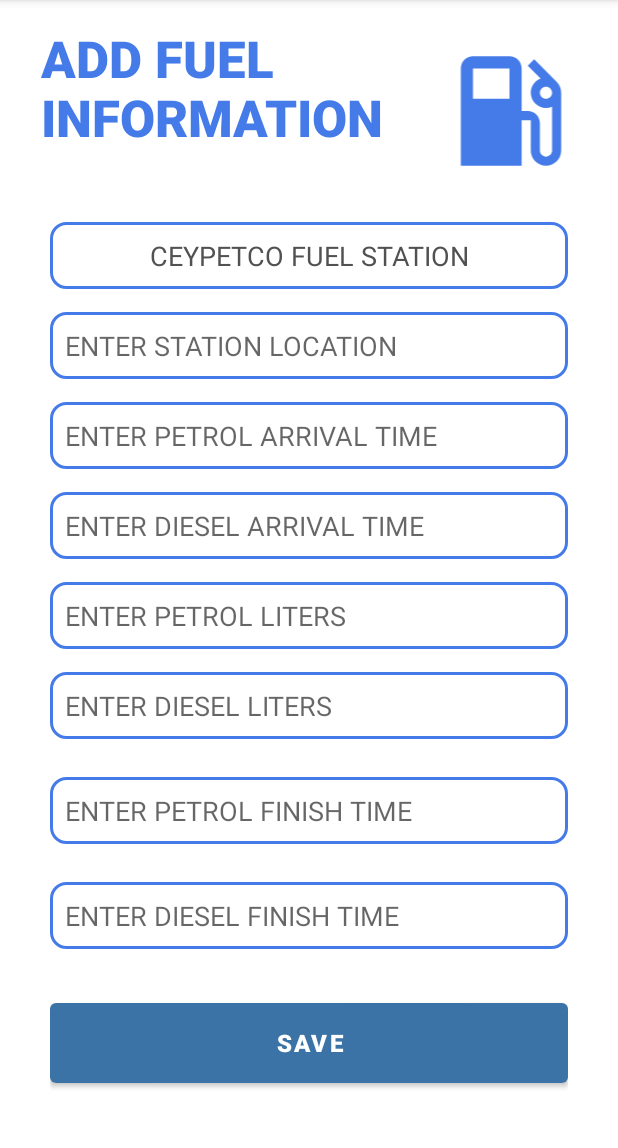
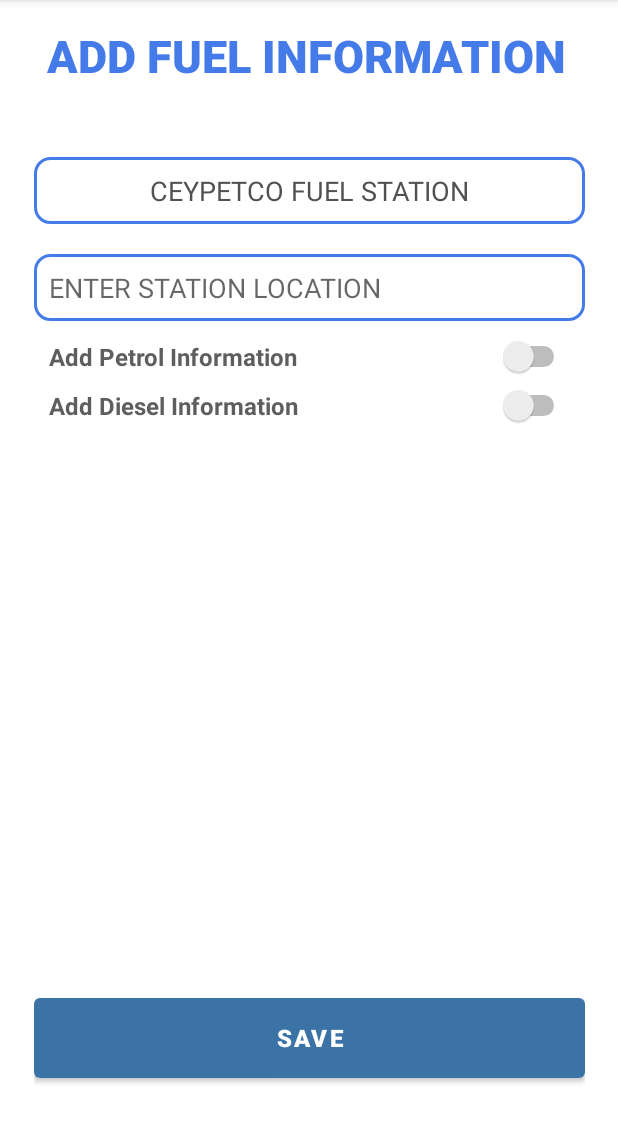
Before and after one commit to ShehaniWageesha/Fuel-Queue-Management-System, an Android app: the AddStation screen opened directly, with no data from a screen before it, on a phone screen of 412 x 824 dp, the part 84-1232 px from its top. Run offline under Robolectric (Android 15) with nearby library versions, the phone set to English and light mode, and no system bars.

```diff
--- a/fuelqtrack/app/src/main/java/com/example/fuelqtrack/Adapter/FuelAdapter.java
+++ b/fuelqtrack/app/src/main/java/com/example/fuelqtrack/Adapter/FuelAdapter.java
@@ -43,8 +43,10 @@ public class FuelAdapter extends RecyclerView.Adapter<FuelAdapter.fuelAdapterVH>
         StationModel stationModel= stationCAt.get(position);
 
         String fuelStationName = stationModel.getStationName();
+        String fuelStationLocation = stationModel.getStationLocation();
 
         holder.fuelStationName.setText(fuelStationName);
+        holder.fuelStationLocation.setText(fuelStationLocation);
         holder.view.setOnClickListener(new View.OnClickListener() {
             @Override
             public void onClick(View view) {
@@ -71,12 +73,13 @@ public class FuelAdapter extends RecyclerView.Adapter<FuelAdapter.fuelAdapterVH>
     }
 
     public class fuelAdapterVH extends RecyclerView.ViewHolder {
-        TextView fuelStationName;
+        TextView fuelStationName, fuelStationLocation;
         Button view;
         public fuelAdapterVH(@NonNull View itemView) {
             super(itemView);
 
             fuelStationName = itemView.findViewById(R.id.textView9);
+            fuelStationLocation = itemView.findViewById(R.id.textView36);
             view = itemView.findViewById(R.id.view);
         }
     }
--- a/fuelqtrack/app/src/main/java/com/example/fuelqtrack/Adapter/OwnerAdapter.java
+++ b/fuelqtrack/app/src/main/java/com/example/fuelqtrack/Adapter/OwnerAdapter.java
@@ -44,8 +44,11 @@ public class OwnerAdapter extends RecyclerView.Adapter<OwnerAdapter.ownerAdapter
         StationModel stationModel= stationCAt.get(position);
 
         String fuelStationName = stationModel.getStationName();
+        String stationAddress = stationModel.getStationLocation();
 
         holder.fuelStationName.setText(fuelStationName);
+        holder.stationAddress.setText(stationAddress);
+
         holder.view.setOnClickListener(new View.OnClickListener() {
             @Override
             public void onClick(View view) {
@@ -77,7 +80,7 @@ public class OwnerAdapter extends RecyclerView.Adapter<OwnerAdapter.ownerAdapter
         public ownerAdapter(@NonNull View itemView) {
             super(itemView);
             fuelStationName = itemView.findViewById(R.id.textView9);
-            stationAddress = itemView.findViewById(R.id.textView3);
+            stationAddress = itemView.findViewById(R.id.textView36);
             view = itemView.findViewById(R.id.view);
         }
     }
--- a/fuelqtrack/app/src/main/java/com/example/fuelqtrack/AddStation.java
+++ b/fuelqtrack/app/src/main/java/com/example/fuelqtrack/AddStation.java
@@ -24,6 +24,7 @@ public class AddStation extends AppCompatActivity {
 
     EditText stationName, address, petrolarival, dieselarrival, petrolLiters, dieselLiters, pfinishTime, dfinishTime;
     Button save;
+    Switch pSwitch, dSwitch;
 
     @Override
     protected void onCreate(Bundle savedInstanceState) {
@@ -39,11 +40,12 @@ public class AddStation extends AppCompatActivity {
         pfinishTime = findViewById(R.id.ftimeP);
         dfinishTime = findViewById(R.id.ftimeD);
         save = findViewById(R.id.button6);
+        pSwitch = findViewById(R.id.switch1);
+        dSwitch = findViewById(R.id.switch2);
 
         save.setOnClickListener(new View.OnClickListener() {
             @Override
             public void onClick(View view) {
-
 
                 StationModel stationModel = new StationModel();
 
@@ -89,5 +91,32 @@ public class AddStation extends AppCompatActivity {
             }
         });
 
+        pSwitch.setOnCheckedChangeListener(new CompoundButton.OnCheckedChangeListener() {
+            public void onCheckedChanged(CompoundButton buttonView, boolean isChecked) {
+                if (isChecked) {
+                    petrolarival.setVisibility(View.VISIBLE);
+                    petrolLiters.setVisibility(View.VISIBLE);
+                    pfinishTime.setVisibility(View.VISIBLE);
+                } else {
+                    petrolarival.setVisibility(View.GONE);
+                    petrolLiters.setVisibility(View.GONE);
+                    pfinishTime.setVisibility(View.GONE);
+                }
+            }
+        });
+
+        dSwitch.setOnCheckedChangeListener(new CompoundButton.OnCheckedChangeListener() {
+            public void onCheckedChanged(CompoundButton buttonView, boolean isChecked) {
+                if (isChecked) {
+                    dieselarrival.setVisibility(View.VISIBLE);
+                    dieselLiters.setVisibility(View.VISIBLE);
+                    dfinishTime.setVisibility(View.VISIBLE);
+                } else {
+                    dieselarrival.setVisibility(View.GONE);
+                    dieselLiters.setVisibility(View.GONE);
+                    dfinishTime.setVisibility(View.GONE);
+                }
+            }
+        });
     }
 }
--- a/fuelqtrack/app/src/main/java/com/example/fuelqtrack/ServiceRegisterActivity.java
+++ b/fuelqtrack/app/src/main/java/com/example/fuelqtrack/ServiceRegisterActivity.java
@@ -65,7 +65,7 @@ public class ServiceRegisterActivity extends AppCompatActivity {
                         OwnerModel temp = ownerDB.checkUsername(username.getText().toString());
                         if (temp == null) {
                             if (ownerDB.create(ownerModel)) {
-                                Intent i = new Intent(ServiceRegisterActivity.this, AddStation.class);
+                                Intent i = new Intent(ServiceRegisterActivity.this, ServiceLoginActivity.class);
                                 startActivity(i);
                                 Toast.makeText(ServiceRegisterActivity.this, "Successfully Registered.", Toast.LENGTH_SHORT).show();
                             } else {
--- a/fuelqtrack/app/src/main/java/com/example/fuelqtrack/UpdateStation.java
+++ b/fuelqtrack/app/src/main/java/com/example/fuelqtrack/UpdateStation.java
@@ -20,7 +20,6 @@ import retrofit2.Callback;
 import retrofit2.Response;
 
 public class UpdateStation extends AppCompatActivity {
-
     EditText stationName, address, petrolarival, dieselarrival, petrolLiters, dieselLiters, pfinishTime, dfinishTime;
     Button btnUpdate;
     @Override
@@ -37,6 +36,8 @@ public class UpdateStation extends AppCompatActivity {
         pfinishTime = findViewById(R.id.pf);
         dfinishTime = findViewById(R.id.df);
         btnUpdate = findViewById(R.id.button6u);
+
+        String Q = getIntent().getStringExtra("qLength");
 
         String stname = getIntent().getStringExtra("stationName");
         String id = getIntent().getStringExtra("_id");
--- a/fuelqtrack/app/src/main/res/layout/activity_add_station.xml
+++ b/fuelqtrack/app/src/main/res/layout/activity_add_station.xml
@@ -8,23 +8,22 @@
 
     <TextView
         android:id="@+id/textView23"
-        android:layout_width="240dp"
-        android:layout_height="110dp"
+        android:layout_width="349dp"
+        android:layout_height="50dp"
         android:text="ADD FUEL INFORMATION "
         android:textColor="#457BE8"
-        android:textSize="34sp"
+        android:textSize="30sp"
         app:fontFamily="sans-serif-black"
         app:layout_constraintBottom_toBottomOf="parent"
         app:layout_constraintEnd_toEndOf="parent"
-        app:layout_constraintHorizontal_bias="0.157"
         app:layout_constraintStart_toStartOf="parent"
         app:layout_constraintTop_toTopOf="parent"
-        app:layout_constraintVertical_bias="0.024" />
+        app:layout_constraintVertical_bias="0.023" />
 
     <LinearLayout
         android:id="@+id/linearLayout4"
-        android:layout_width="345dp"
-        android:layout_height="598dp"
+        android:layout_width="367dp"
+        android:layout_height="645dp"
         android:orientation="vertical"
         app:layout_constraintBottom_toBottomOf="parent"
         app:layout_constraintEnd_toEndOf="parent"
@@ -35,7 +34,8 @@
             android:id="@+id/editTextTextPersonName6"
             android:layout_width="match_parent"
             android:layout_height="wrap_content"
-            android:layout_marginBottom="15dp"
+            android:layout_marginTop="10dp"
+            android:layout_marginBottom="10dp"
             android:background="@drawable/et_round"
             android:ems="10"
             android:enabled="false"
@@ -44,108 +44,136 @@
             android:padding="10dp"
             android:text="CEYPETCO FUEL STATION"
             android:textAlignment="center"
-            android:textColor="#515151" />
+            android:textColor="#515151"
+            android:textStyle="normal" />
 
         <EditText
             android:id="@+id/editTextTextPersonName8"
             android:layout_width="match_parent"
             android:layout_height="wrap_content"
-            android:layout_marginBottom="15dp"
+            android:layout_marginTop="10dp"
+            android:layout_marginBottom="10dp"
             android:background="@drawable/et_round"
+
             android:ems="10"
-
             android:hint="ENTER STATION LOCATION"
             android:inputType="textPersonName"
             android:padding="10dp" />
 
 
+        <Switch
+            android:id="@+id/switch1"
+            android:layout_width="match_parent"
+            android:layout_height="wrap_content"
+            android:layout_marginLeft="10dp"
+            android:layout_marginRight="10dp"
+            android:layout_marginBottom="5dp"
+            android:text="Add Petrol Information"
+            android:textColor="#5E5E5E"
+            android:textColorLink="#457BE8"
+            android:textSize="16sp"
+            android:textStyle="bold" />
+
+        <Switch
+            android:id="@+id/switch2"
+            android:layout_width="match_parent"
+            android:layout_height="wrap_content"
+            android:layout_marginLeft="10dp"
+            android:layout_marginRight="10dp"
+            android:layout_marginBottom="5dp"
+            android:text="Add Diesel Information"
+            android:textColor="#5E5E5E"
+            android:textColorLink="#457BE8"
+            android:textSize="16sp"
+            android:textStyle="bold" />
+
         <EditText
             android:id="@+id/editTextTextPersonName11"
             android:layout_width="match_parent"
-            android:layout_height="wrap_content"
-            android:layout_marginBottom="15dp"
+            android:layout_height="40dp"
+            android:layout_marginTop="10dp"
+            android:layout_marginBottom="10dp"
             android:background="@drawable/et_round"
             android:ems="10"
             android:hint="ENTER PETROL ARRIVAL TIME"
             android:inputType="textPersonName"
-            android:padding="10dp" />
+            android:padding="10dp"
+            android:visibility="invisible" />
+
+        <EditText
+            android:id="@+id/editTextTextPersonName13"
+            android:layout_width="match_parent"
+            android:layout_height="40dp"
+            android:layout_marginTop="10dp"
+            android:layout_marginBottom="10dp"
+            android:background="@drawable/et_round"
+            android:ems="10"
+            android:hint="ENTER PETROL LITERS"
+            android:inputType="number"
+            android:padding="10dp"
+            android:visibility="invisible" />
+
+        <EditText
+            android:id="@+id/ftimeP"
+            android:layout_width="match_parent"
+            android:layout_height="40dp"
+            android:layout_marginTop="10dp"
+            android:layout_marginBottom="10dp"
+            android:background="@drawable/et_round"
+            android:ems="10"
+            android:hint="ENTER PETROL FINISH TIME"
+            android:inputType="textPersonName"
+            android:padding="10dp"
+            android:visibility="invisible" />
 
         <EditText
             android:id="@+id/editTextTextPersonName12"
             android:layout_width="match_parent"
-            android:layout_height="wrap_content"
-            android:layout_marginBottom="15dp"
+            android:layout_height="40dp"
+            android:layout_marginTop="10dp"
+            android:layout_marginBottom="10dp"
             android:background="@drawable/et_round"
             android:ems="10"
             android:hint="ENTER DIESEL ARRIVAL TIME"
             android:inputType="textPersonName"
-
-            android:padding="10dp" />
-
-        <EditText
-            android:id="@+id/editTextTextPersonName13"
-            android:layout_width="match_parent"
-            android:layout_height="wrap_content"
-
-            android:layout_marginBottom="15dp"
-            android:background="@drawable/et_round"
-            android:ems="10"
-            android:hint="ENTER PETROL LITERS"
-            android:inputType="number"
-            android:padding="10dp" />
+            android:padding="10dp"
+            android:visibility="invisible" />
 
         <EditText
             android:id="@+id/editTextTextPersonName14"
             android:layout_width="match_parent"
-            android:layout_height="wrap_content"
-            android:layout_marginBottom="25dp"
-
+            android:layout_height="40dp"
+            android:layout_marginTop="10dp"
+            android:layout_marginBottom="10dp"
             android:background="@drawable/et_round"
             android:ems="10"
             android:hint="ENTER DIESEL LITERS"
             android:inputType="number"
-            android:padding="10dp" />
-
-        <EditText
-            android:id="@+id/ftimeP"
-            android:layout_width="match_parent"
-            android:layout_height="wrap_content"
-            android:layout_marginBottom="25dp"
-            android:background="@drawable/et_round"
-            android:ems="10"
-            android:hint="ENTER PETROL FINISH TIME"
-            android:inputType="textPersonName"
-            android:padding="10dp" />
+            android:padding="10dp"
+            android:visibility="invisible" />
 
         <EditText
             android:id="@+id/ftimeD"
             android:layout_width="match_parent"
-            android:layout_height="wrap_content"
-            android:layout_marginBottom="30dp"
+            android:layout_height="40dp"
+            android:layout_marginTop="10dp"
+            android:layout_marginBottom="10dp"
             android:background="@drawable/et_round"
             android:ems="10"
             android:hint="ENTER DIESEL FINISH TIME"
-
             android:inputType="textPersonName"
-            android:padding="10dp" />
+            android:padding="10dp"
+            android:visibility="invisible" />
 
         <Button
             android:id="@+id/button6"
             android:layout_width="match_parent"
             android:layout_height="65dp"
+            android:layout_marginTop="10dp"
             android:text="Save"
             android:textSize="16sp"
             android:textStyle="bold" />
 
     </LinearLayout>
 
-    <ImageView
-        android:id="@+id/imageView7"
-        android:layout_width="118dp"
-        android:layout_height="97dp"
-        app:layout_constraintBottom_toTopOf="@+id/linearLayout4"
-        app:layout_constraintEnd_toEndOf="parent"
-        app:layout_constraintStart_toEndOf="@+id/textView23"
-        app:layout_constraintTop_toTopOf="parent"
-        app:srcCompat="@drawable/ic_baseline_local_gas_station_24" />
 </androidx.constraintlayout.widget.ConstraintLayout>
```
Also changed, not shown: fuelqtrack/app/src/main/res/layout/activity_login.xml (+14 -14 lines), fuelqtrack/app/src/main/res/layout/activity_service_login.xml (+7 -7 lines), fuelqtrack/app/src/main/res/layout/activity_service_register.xml (+13 -11 lines), fuelqtrack/app/src/main/res/layout/activity_update_station.xml (+79 -77 lines), fuelqtrack/app/src/main/res/layout/stationcard.xml (+22 -8 lines).
